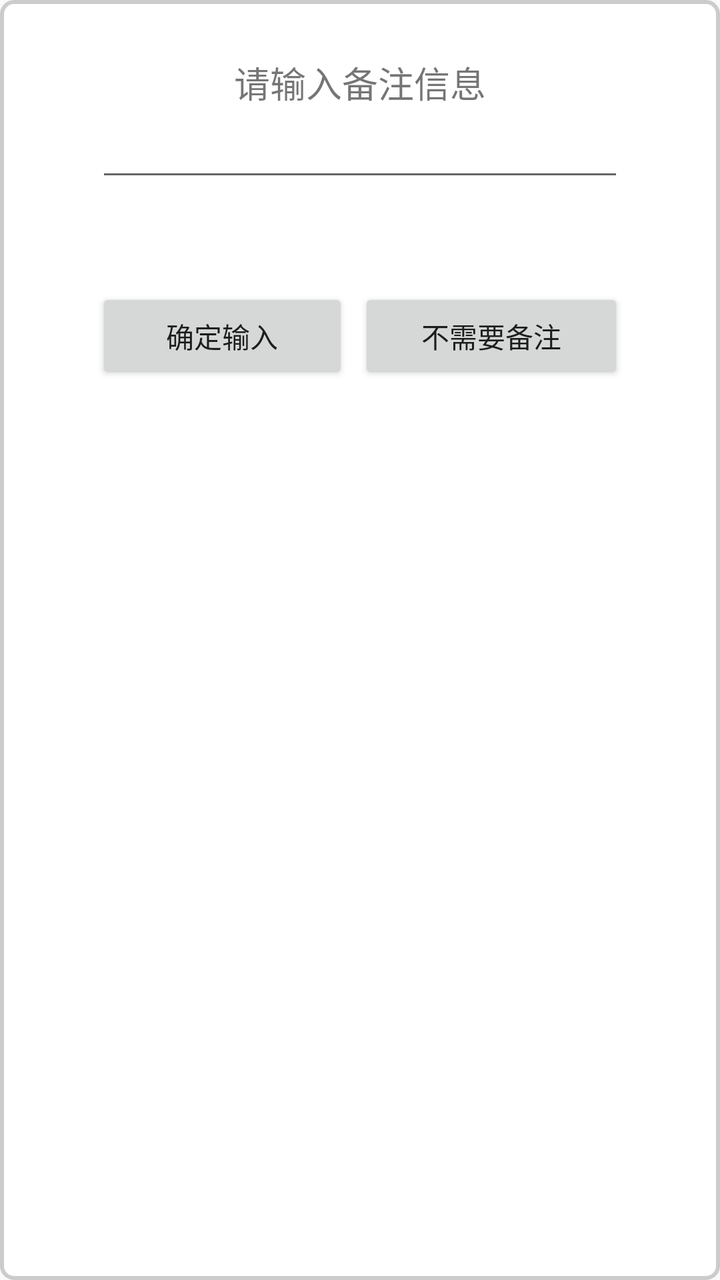
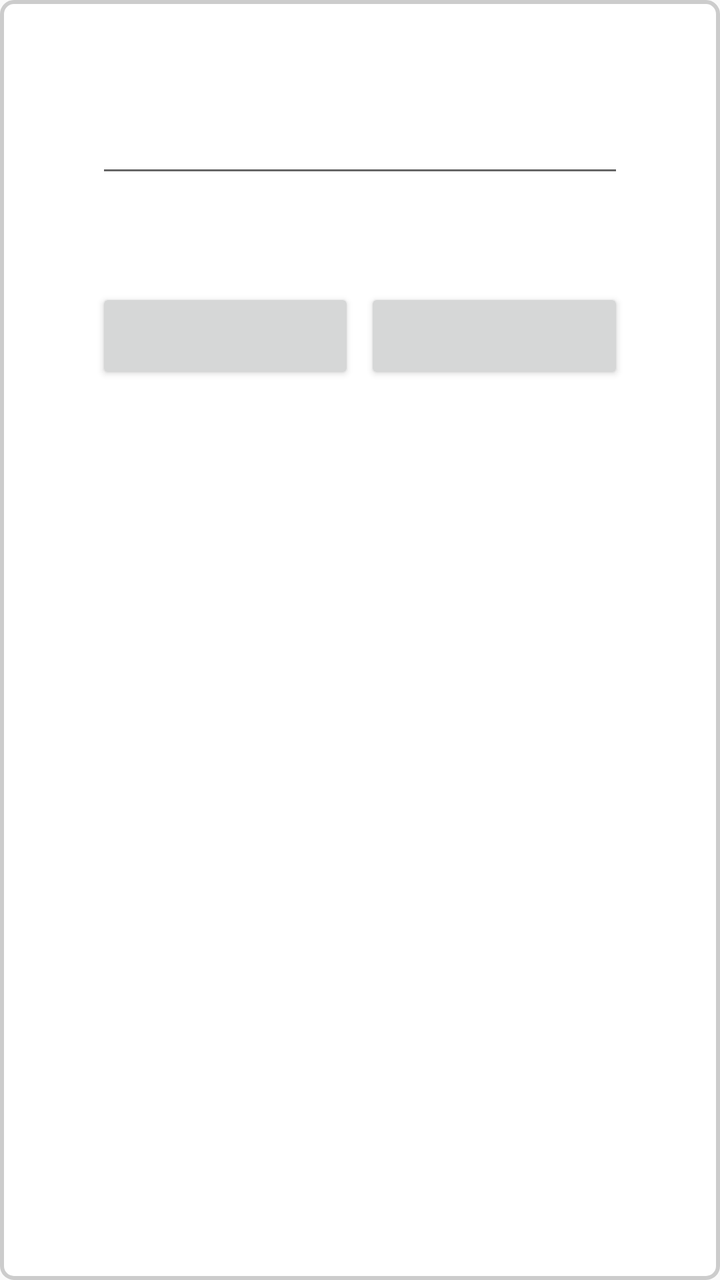

An Android layout rendered at two revisions. The XML below is the earlier revision; the diff shows what the commit changed to produce the second picture.
<!-- AndroidManifest.xml: application theme AppTheme -->
<!-- res/layout/input_alertdialog.xml -->
<?xml version="1.0" encoding="utf-8"?>
<LinearLayout xmlns:android="http://schemas.android.com/apk/res/android"
    android:layout_width="match_parent"
    android:layout_height="wrap_content"
   
    android:orientation="vertical"
    android:background="@drawable/shape_top_corner_no_bottom_line"
  >

    <RelativeLayout
        android:id="@+id/rl_dialog_content"
        android:layout_width="match_parent"
        android:layout_height="200dp"
        android:layout_marginLeft="40dp"
        android:layout_marginRight="40dp"
        android:padding="8dp"
        android:focusable="true"
    	android:focusableInTouchMode="true"
        >


        <TextView
            android:id="@+id/main_dialog_title"
            android:layout_width="match_parent"
            android:layout_height="wrap_content"
            android:layout_marginTop="20dp"
            android:gravity="center"
            android:singleLine="true"
            android:text="@string/input_remarks"
            android:textSize="18sp" />

        <EditText
            android:id="@+id/main_dialog_remark"
            android:layout_width="match_parent"
            android:layout_height="wrap_content"
            android:layout_below="@id/main_dialog_title"
            android:inputType="textNoSuggestions"
            android:imeOptions="actionDone"
            />

        <LinearLayout
            android:layout_width="fill_parent"
            android:layout_height="wrap_content"
            android:layout_alignParentBottom="true"
            android:gravity="center"
            android:orientation="horizontal" >

            <Button
                android:id="@+id/main_dialog_ok"
                android:layout_width="wrap_content"
                android:layout_height="wrap_content"
                android:layout_weight="1"
                android:text="@string/enter_input"
                />

            <Button
                android:id="@+id/main_dialog_cancel"
                android:layout_width="wrap_content"
                android:layout_height="wrap_content"
                android:layout_marginLeft="5dp"
                android:layout_weight="1"
                android:text="@string/no_maker" />
        </LinearLayout>
    </RelativeLayout>

</LinearLayout>
<!-- resources referenced by this layout -->
<resources>
  <!-- drawable shape_top_corner_no_bottom_line (drawable) -->
  <?xml version="1.0" encoding="utf-8"?>
  <selector xmlns:android="http://schemas.android.com/apk/res/android">
  
      <item><shape>
              <stroke android:width="2dp" android:color="#CCCCCC"/>
  
              <solid android:color="#FFFFFF" />
  
              <corners android:radius="6dp" />
          </shape></item>
  
  </selector>
  <string name="enter_input">确定输入</string>
  <string name="input_remarks">请输入备注信息</string>
  <string name="no_maker">不需要备注</string>
  <style name="AppTheme" parent="AppBaseTheme">
  
  
           <item name="android:windowIsTranslucent">true</item>
          <item name="android:windowNoTitle">true</item>
          <item name="android:windowFullscreen">true</item>
          <item name="android:windowAnimationStyle">@style/activityAnimation</item>
          <item name="android:windowTranslucentStatus">true</item>
          <item name="android:windowTranslucentNavigation">true</item>
      </style>
  <style name="AppBaseTheme" parent="android:Theme.Light">
  
          
      </style>
  <style name="activityAnimation" parent="@android:style/Animation">
          <item name="android:activityOpenEnterAnimation">@anim/slide_right_in</item>
          <item name="android:activityOpenExitAnimation">@anim/slide_left_out</item>
          <item name="android:activityCloseEnterAnimation">@anim/slide_left_in</item>
          <item name="android:activityCloseExitAnimation">@anim/slide_right_out</item>
      </style>
</resources>

<!-- the commit's change to res/layout/input_alertdialog.xml (unified diff, before → after) -->
@@ -26,7 +26,6 @@
             android:layout_marginTop="20dp"
             android:gravity="center"
             android:singleLine="true"
-            android:text="@string/input_remarks"
             android:textSize="18sp" />
 
         <EditText
@@ -50,7 +49,6 @@
                 android:layout_width="wrap_content"
                 android:layout_height="wrap_content"
                 android:layout_weight="1"
-                android:text="@string/enter_input"
                 />
 
             <Button
@@ -59,7 +57,7 @@
                 android:layout_height="wrap_content"
                 android:layout_marginLeft="5dp"
                 android:layout_weight="1"
-                android:text="@string/no_maker" />
+/>
         </LinearLayout>
     </RelativeLayout>
 
<!-- resource entries referenced after the edit -->
@@ -13,9 +13,6 @@
           </shape></item>
   
   </selector>
-  <string name="enter_input">确定输入</string>
-  <string name="input_remarks">请输入备注信息</string>
-  <string name="no_maker">不需要备注</string>
   <style name="AppTheme" parent="AppBaseTheme">
   
   
